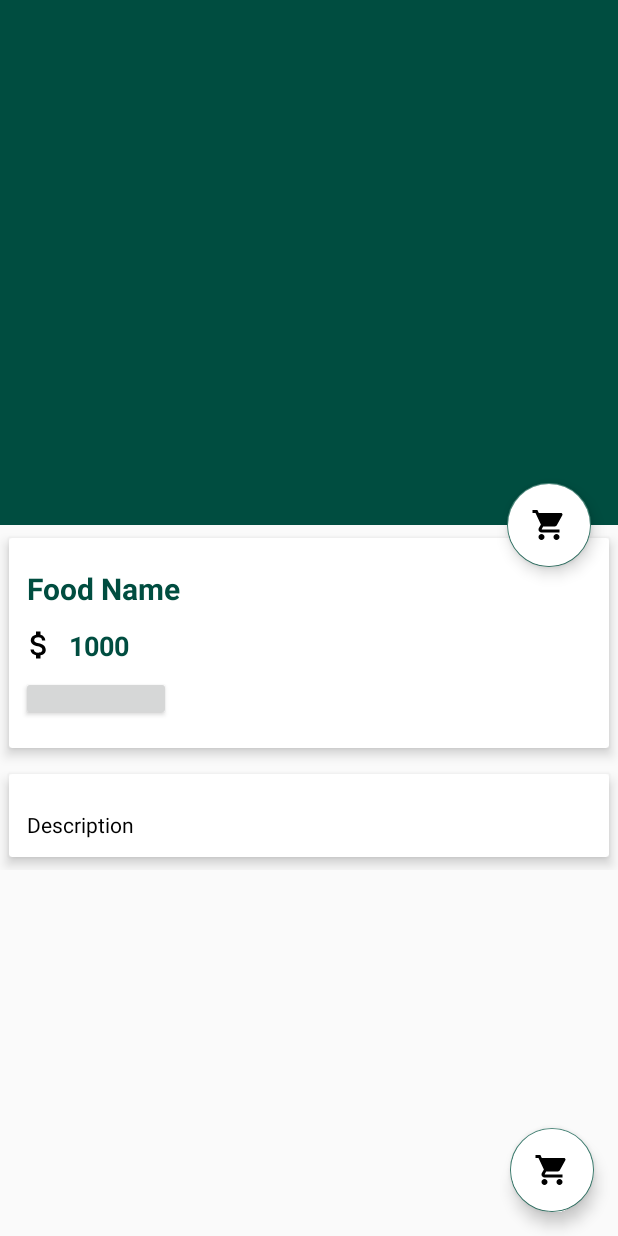
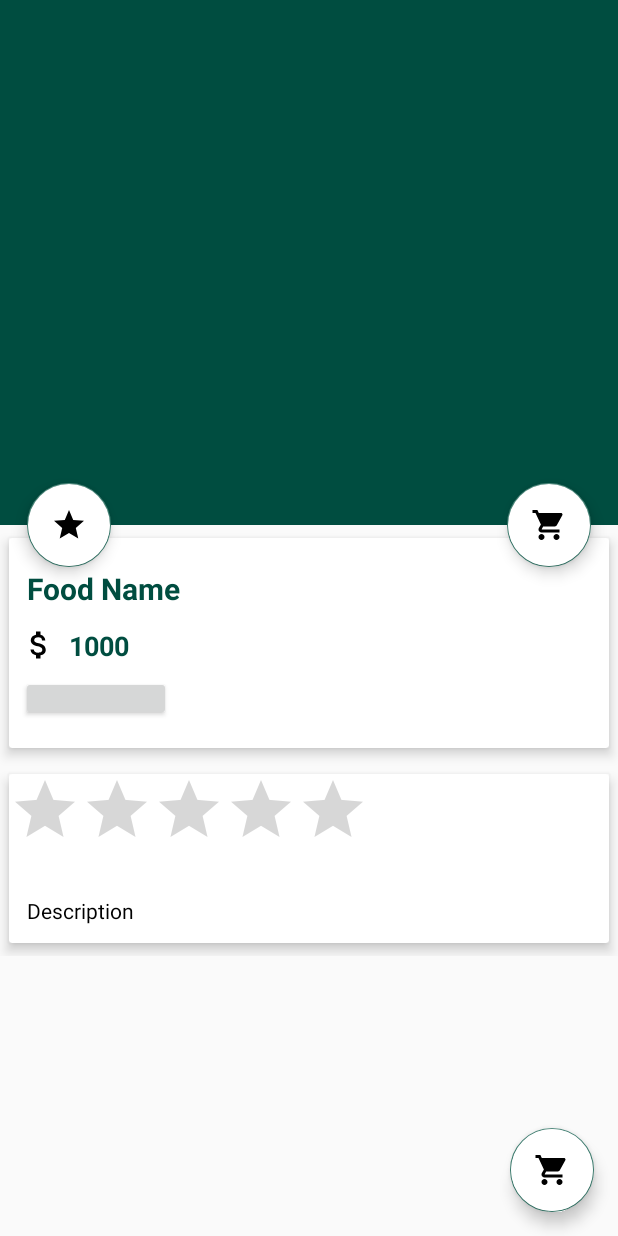
Before and after one commit to rosslebiffen/LilleHaua, an Android app: the FoodDetail screen opened directly, with no data from a screen before it, on a phone screen of 412 x 824 dp. Run offline under Robolectric (Android 15) with nearby library versions, the light colour scheme and no system bars; our stand-ins replace Firebase (no records; nobody signed in at launch, a user with empty details on screens opened directly), Picasso; libraries missing offline, so code that uses them is left out: com.andremion.counterfab, com.cepheuen.elegantnumberbutton, com.stepstone.apprating; plain views replace CounterFab, ElegantNumberButton; pictures from the network do not load; 5 statements that could not run were skipped.

Commit message:
commit 2

```diff
--- a/app/build.gradle
+++ b/app/build.gradle
@@ -56,6 +56,8 @@ dependencies {
 
     implementation 'com.github.andremion:counterfab:1.0.1'
 
+    implementation 'com.stepstone.apprating:app-rating:2.0.0'
+
 
 
 
--- a/app/src/main/java/com/example/jonet/lillehaua/FoodDetail.java
+++ b/app/src/main/java/com/example/jonet/lillehaua/FoodDetail.java
@@ -3,6 +3,7 @@ package com.example.jonet.lillehaua;
 import android.app.ActionBar;
 import android.content.Intent;
 import android.media.Image;
+import android.support.annotation.NonNull;
 import android.support.design.widget.CollapsingToolbarLayout;
 import android.support.design.widget.FloatingActionButton;
 import android.support.v7.app.AppCompatActivity;
@@ -10,8 +11,10 @@ import android.os.Bundle;
 import android.view.MenuItem;
 import android.view.View;
 import android.widget.ImageView;
+import android.widget.RatingBar;
 import android.widget.TextView;
 import android.widget.Toast;
+
 
 import com.andremion.counterfab.CounterFab;
 import com.cepheuen.elegantnumberbutton.view.ElegantNumberButton;
@@ -19,22 +22,30 @@ import com.example.jonet.lillehaua.Common.Common;
 import com.example.jonet.lillehaua.Database.Database;
 import com.example.jonet.lillehaua.Model.Food;
 import com.example.jonet.lillehaua.Model.Order;
+import com.example.jonet.lillehaua.Model.Rating;
 import com.example.jonet.lillehaua.ViewHolder.CartAdapter;
+import com.google.android.gms.tasks.OnCompleteListener;
+import com.google.android.gms.tasks.Task;
 import com.google.firebase.database.DataSnapshot;
 import com.google.firebase.database.DatabaseError;
 import com.google.firebase.database.DatabaseReference;
 import com.google.firebase.database.FirebaseDatabase;
+import com.google.firebase.database.Query;
 import com.google.firebase.database.ValueEventListener;
 import com.squareup.picasso.Picasso;
+import com.stepstone.apprating.AppRatingDialog;
+import com.stepstone.apprating.listener.RatingDialogListener;
 
 import org.w3c.dom.Text;
 
-public class FoodDetail extends AppCompatActivity {
+public class FoodDetail extends AppCompatActivity implements RatingDialogListener {
 
     TextView food_name, food_price, food_description;
     ImageView img_food;
     CollapsingToolbarLayout collapsingToolbarLayout;
     CounterFab btnCart;
+    FloatingActionButton btnRating;
+    RatingBar ratingBar;
     ElegantNumberButton numberButton;
 
 
@@ -42,6 +53,7 @@ public class FoodDetail extends AppCompatActivity {
 
     FirebaseDatabase database;
     DatabaseReference foods;
+    DatabaseReference ratingTbl;
 
 
     Food currentFood;
@@ -56,6 +68,8 @@ public class FoodDetail extends AppCompatActivity {
 
         database = FirebaseDatabase.getInstance();
         foods = database.getReference("Foods");
+        ratingTbl = database.getReference("Rating");
+
 
         FloatingActionButton fab = (FloatingActionButton) findViewById(R.id.fab);
         fab.setOnClickListener(new View.OnClickListener() {
@@ -69,6 +83,16 @@ public class FoodDetail extends AppCompatActivity {
         //InitView
         numberButton = (ElegantNumberButton)findViewById(R.id.number_button);
         btnCart = (CounterFab) findViewById(R.id.btnCart);
+        btnRating = (FloatingActionButton)findViewById(R.id.btn_rating);
+        ratingBar = (RatingBar)findViewById(R.id.ratingBar);
+
+        btnRating.setOnClickListener(new View.OnClickListener() {
+            @Override
+            public void onClick(View view) {
+                showRatingDialog();
+
+            }
+        });
 
 
 
@@ -107,7 +131,10 @@ public class FoodDetail extends AppCompatActivity {
         if(!foodId.isEmpty())
         {
             if(Common.isConnectedToInternet(getBaseContext()))
+            {
                 getDetailFood(foodId);
+                getRatingFood(foodId);
+            }
             else
             {
                 Toast.makeText(FoodDetail.this, "Please check your internet connection ", Toast.LENGTH_SHORT).show();
@@ -116,6 +143,54 @@ public class FoodDetail extends AppCompatActivity {
         }
 
     }
+
+    private void getRatingFood(String foodId) {
+        com.google.firebase.database.Query foodRating = ratingTbl.orderByChild("foodId").equalTo(foodId);
+        foodRating.addValueEventListener(new ValueEventListener() {
+            int count=0, sum=0;
+            @Override
+            public void onDataChange(DataSnapshot dataSnapshot) {
+                for (DataSnapshot postSnapshot:dataSnapshot.getChildren())
+                {
+                    Rating item = postSnapshot.getValue(Rating.class);
+                    sum+=Integer.parseInt(item.getRateValue());
+                    count++;
+                }
+                if(count != 0){
+                    float average = sum/count;
+                    ratingBar.setRating(average);
+                }
+            }
+
+            @Override
+            public void onCancelled(DatabaseError databaseError) {
+
+            }
+        });
+    }
+
+    private void showRatingDialog()
+    {
+        new  AppRatingDialog.Builder()
+               .setPositiveButtonText("Submit")
+               .setNegativeButtonText("Cancel")
+               .setNoteDescriptions(java.util.Arrays.asList("Very Bad", "Not Good", "Quite Ok", "Very Good", "Excellent"))
+               .setDefaultRating(1)
+               .setTitle("Rate this food")
+               .setDescription("Please select stars and give your feedback")
+               .setTitleTextColor(R.color.colorPrimary)
+               .setDescriptionTextColor(R.color.colorPrimary)
+               .setHint("Any comments?")
+               .setHintTextColor(R.color.colorAccent)
+               .setCommentTextColor(android.R.color.white)
+               .setCommentBackgroundColor(R.color.colorPrimaryDark)
+               .setWindowAnimation(R.style.RatingDialogFadeAnim)
+               .create(FoodDetail.this)
+               .show();
+
+    }
+
+
 
 
 
@@ -142,4 +217,53 @@ public class FoodDetail extends AppCompatActivity {
             }
         });
     }
+
+    @Override
+    public void onNegativeButtonClicked() {
+
+    }
+
+    @Override
+    public void onPositiveButtonClicked(int value, String comments) {
+        //Get rating and upload to firebase
+        final Rating rating = new Rating(Common.currentUser.getPhone(),
+                foodId,
+                String.valueOf(value),
+                comments);
+
+        //fix user can rate multiple times
+        ratingTbl.push()
+                .setValue(rating)
+                .addOnCompleteListener(new OnCompleteListener<Void>() {
+                    @Override
+                    public void onComplete(@NonNull Task<Void> task) {
+                        Toast.makeText(FoodDetail.this, "Thank you for submitting your feedback", Toast.LENGTH_SHORT).show();
+                    }
+                });
+        /*
+        ratingTbl.child(Common.currentUser.getPhone()).addValueEventListener(new ValueEventListener() {
+            @Override
+            public void onDataChange(DataSnapshot dataSnapshot) {
+                if(dataSnapshot.child(Common.currentUser.getPhone()).exists())
+                {
+                    //Remove old value
+                    ratingTbl.child(Common.currentUser.getPhone()).removeValue();
+                    //update new value
+                    ratingTbl.child(Common.currentUser.getPhone()).setValue(rating);
+                }
+                else
+                {
+                    //Update new value
+                    ratingTbl.child(Common.currentUser.getPhone()).setValue(rating);
+                }
+                Toast.makeText(FoodDetail.this, "Thank you for submitting your feedback", Toast.LENGTH_SHORT).show();
+            }
+
+            @Override
+            public void onCancelled(DatabaseError databaseError) {
+
+            }
+        }); */
+
+    }
 }
--- /dev/null
+++ b/app/src/main/res/drawable/ic_star_black_24dp.xml
@@ -0,0 +1,9 @@
+<vector xmlns:android="http://schemas.android.com/apk/res/android"
+        android:width="24dp"
+        android:height="24dp"
+        android:viewportWidth="24.0"
+        android:viewportHeight="24.0">
+    <path
+        android:fillColor="#FF000000"
+        android:pathData="M12,17.27L18.18,21l-1.64,-7.03L22,9.24l-7.19,-0.61L12,2 9.19,8.63 2,9.24l5.46,4.73L5.82,21z"/>
+</vector>
--- a/app/src/main/res/layout/activity_food_detail.xml
+++ b/app/src/main/res/layout/activity_food_detail.xml
@@ -63,6 +63,18 @@
         app:layout_anchor="@id/app_bar_layout"
         app:layout_anchorGravity="bottom|right|end"
         app:useCompatPadding="true"
+        />
+    <android.support.design.widget.FloatingActionButton
+        android:id="@+id/btn_rating"
+        android:src="@drawable/ic_star_black_24dp"
+        android:backgroundTint="@android:color/white"
+        app:elevation="6dp"
+        app:pressedTranslationZ="12dp"
+        app:layout_anchor="@id/app_bar_layout"
+        app:layout_anchorGravity="bottom|right|start"
+        app:useCompatPadding="true"
+        android:layout_height="wrap_content"
+        android:layout_width="wrap_content"
         />
 
     <android.support.v4.widget.NestedScrollView
@@ -149,6 +161,17 @@
                 app:cardUseCompatPadding="true"
                 android:layout_width="match_parent"
                 android:layout_height="wrap_content">
+               <LinearLayout
+                   android:orientation="vertical"
+                   android:layout_width="match_parent"
+                   android:layout_height="wrap_content">
+                   <RatingBar
+                       android:id="@+id/ratingBar"
+                       android:max="5"
+                       android:rating="0"
+                       android:isIndicator="true"
+                       android:layout_width="wrap_content"
+                       android:layout_height="wrap_content" />
                    <TextView
                        android:id="@+id/food_description"
                        android:layout_marginTop="12dp"
@@ -161,6 +184,7 @@
                        android:layout_height="wrap_content"
 
                        />
+               </LinearLayout>
 
             </android.support.v7.widget.CardView>
         </LinearLayout>
--- a/app/src/main/res/values/styles.xml
+++ b/app/src/main/res/values/styles.xml
@@ -23,4 +23,22 @@
         <item name="android:textStyle">normal</item>
 
     </style>
+
+    <!--Rating Style-->
+    <style name="RatingDialogStyle" parent="Theme.AppCompat.Light.Dialog.Alert">
+        <item name="android:background">@android:color/white</item>
+        <item name="android:buttonBarPositiveButtonStyle">@style/RatingDialogButtonStyle</item>
+        <item name="android:buttonBarNegativeButtonStyle">@style/RatingDialogButtonStyle</item>
+    </style>
+    <style name="RatingDialogButtonStyle" parent="@style/Widget.AppCompat.Button.ButtonBar.AlertDialog">
+        <item name="android:textColor">@color/colorAccent</item>
+        <item name="android:textSize">@dimen/text_size_medium</item>
+
+    </style>
+
+    <style name="RatingDialogFadeAnim">
+        <item name="android:windowEnterAnimation">@android:anim/fade_in</item>
+        <item name="android:windowExitAnimation">@android:anim/fade_out</item>
+
+    </style>
 </resources>
```
Also changed, not shown: app/src/main/java/com/example/jonet/lillehaua/Database/Database.java (+6 -6 lines), app/src/main/java/com/example/jonet/lillehaua/FoodList.java (+4 -4 lines). Lines whose indentation alone changed are shown as unchanged.
